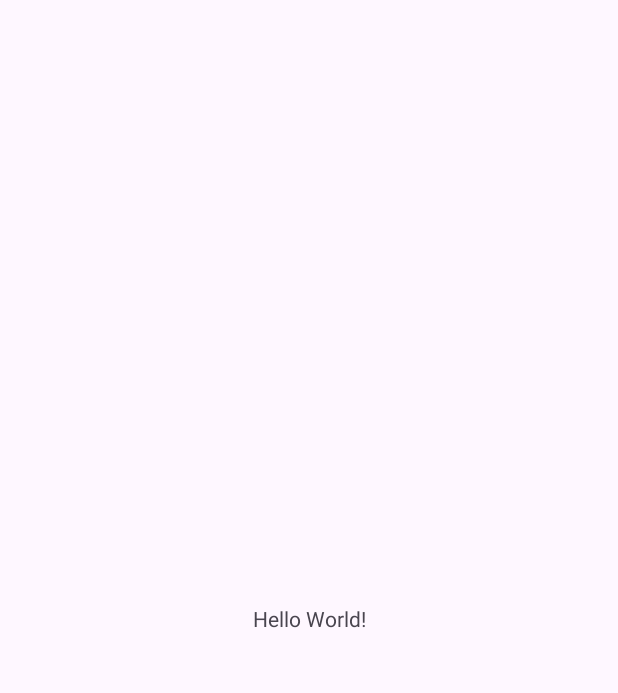
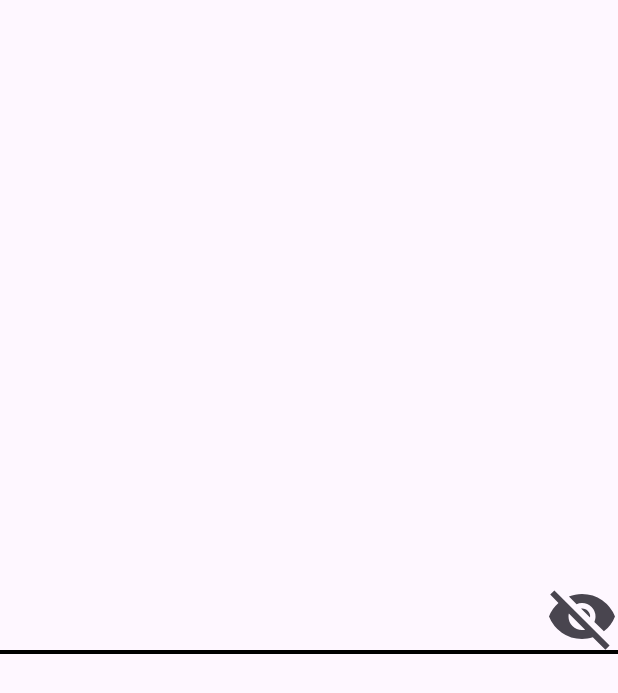
Before and after one commit to SilverIceKey/EditTextInputFilterExtension, an Android app: the screen it shows after launch (MainActivity), on a phone screen of 412 x 824 dp. Before the commit the part shown is almost empty. Shown: the top 693 px of the screen. Run offline under Robolectric (Android 15) with nearby library versions, the phone set to English and light mode, and no system bars.

Commit message:
增加下划线的颜色

```diff
--- a/EditTextEx/src/main/java/com/sik/edittextex/EditTextEx.kt
+++ b/EditTextEx/src/main/java/com/sik/edittextex/EditTextEx.kt
@@ -85,6 +85,11 @@ class EditTextEx(context: Context?, attrs: AttributeSet?) : LinearLayout(context
     private var underlineStrokeWidth = 2f
 
     /**
+     * 下划线颜色
+     */
+    private var underlineColor = Color.BLACK
+
+    /**
      * 上下文
      */
     private val mContext: Context? = context
@@ -100,6 +105,7 @@ class EditTextEx(context: Context?, attrs: AttributeSet?) : LinearLayout(context
     init {
         setAttrs(attrs)
         underLinePaint.strokeWidth = underlineStrokeWidth
+        underLinePaint.color = underlineColor
         editText = createEditText()
         passwordIcon = createPasswordIcon()
         clearTextIcon = createClearTextIcon()
@@ -186,6 +192,8 @@ class EditTextEx(context: Context?, attrs: AttributeSet?) : LinearLayout(context
             obtainAttributes.getBoolean(R.styleable.EditTextEx_clear_text_icon_show, true)
         underlineStrokeWidth =
             obtainAttributes.getFloat(R.styleable.EditTextEx_underline_stroke_width, 2f)
+        underlineColor =
+            obtainAttributes.getColor(R.styleable.EditTextEx_underline_color, Color.BLACK);
         inputType = obtainAttributes.getInt(
             R.styleable.EditTextEx_android_inputType,
             InputType.TYPE_CLASS_TEXT
--- a/EditTextEx/src/main/res/values/attrs.xml
+++ b/EditTextEx/src/main/res/values/attrs.xml
@@ -6,6 +6,7 @@
         <attr name="password_icon_show" format="boolean" />
         <attr name="clear_text_icon_show" format="boolean" />
         <attr name="underline_stroke_width" format="float" />
+        <attr name="underline_color" format="reference|color" />
         <attr name="android:inputType" />
     </declare-styleable>
 </resources>
--- a/app/src/main/res/layout/activity_main.xml
+++ b/app/src/main/res/layout/activity_main.xml
@@ -7,13 +7,14 @@
     android:layout_height="match_parent"
     tools:context=".MainActivity">
 
-    <TextView
-        android:layout_width="wrap_content"
+
+    <com.sik.edittextex.EditTextEx
+        android:layout_width="match_parent"
         android:layout_height="wrap_content"
-        android:text="Hello World!"
         app:layout_constraintBottom_toBottomOf="parent"
         app:layout_constraintEnd_toEndOf="parent"
         app:layout_constraintStart_toStartOf="parent"
-        app:layout_constraintTop_toTopOf="parent" />
+        app:layout_constraintTop_toTopOf="parent"
+        app:underline_stroke_width="4"/>
 
 </androidx.constraintlayout.widget.ConstraintLayout>
--- a/gradle.properties
+++ b/gradle.properties
@@ -4,7 +4,7 @@
 # any settings specified in this file.
 GROUP_ID=com.github.SilverIceKey
 # ARTIFACT_ID=jitpack # config in your module
-VERSION=1.0.4
+VERSION=1.0.5
 # For more details on how to configure your build environment visit
 # http://www.gradle.org/docs/current/userguide/build_environment.html
 # Specifies the JVM arguments used for the daemon process.
```
